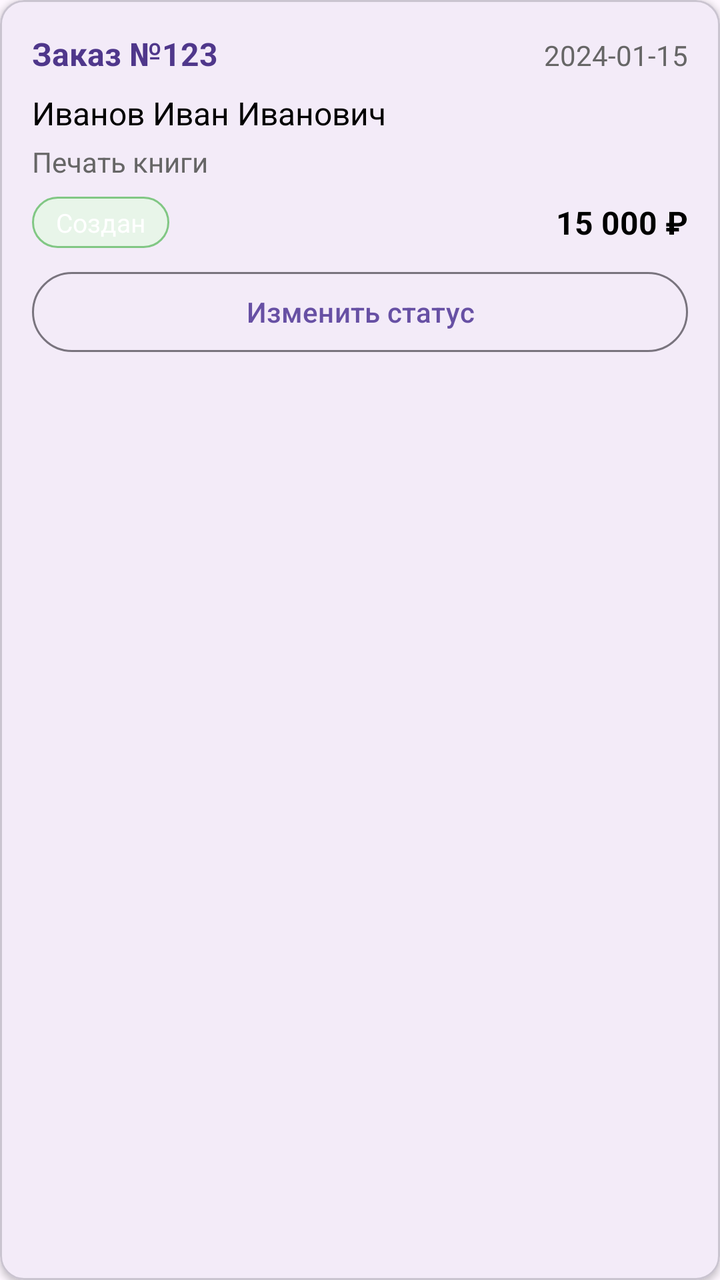
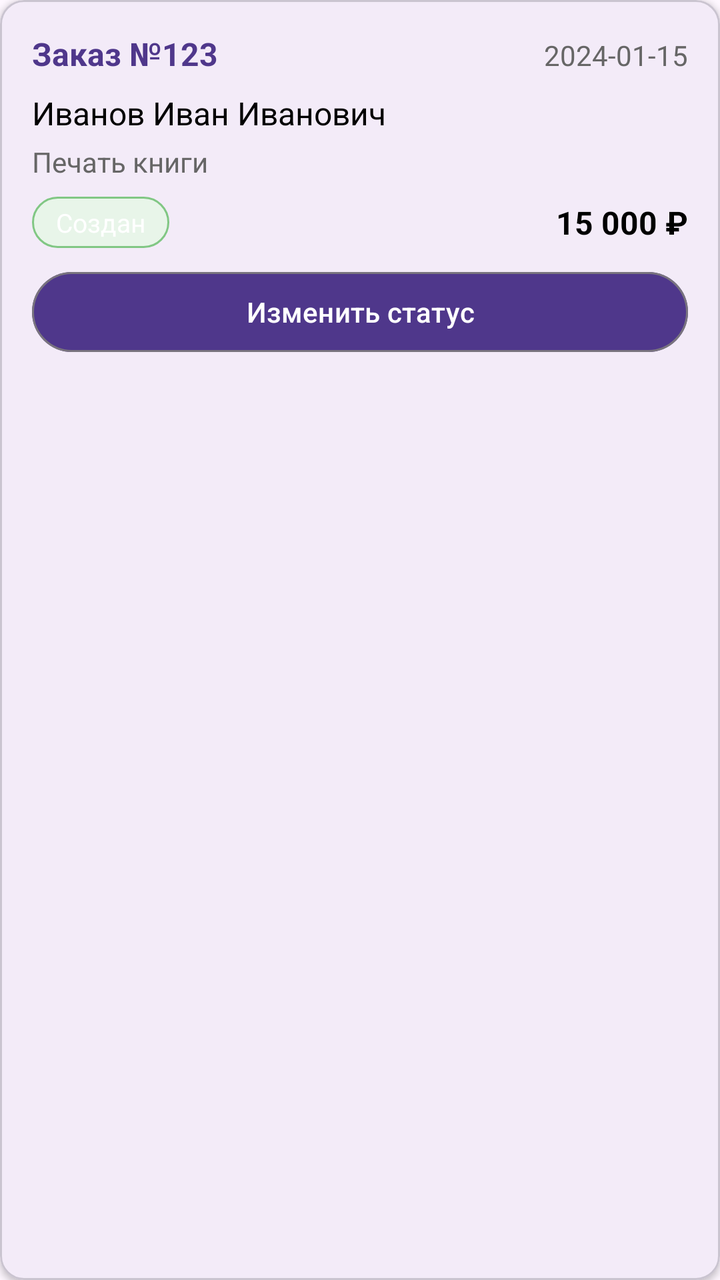

Screens rendered from an Android XML layout before and after an edit, with the pre-edit source and the edit as a unified diff.
<!-- AndroidManifest.xml: application theme Theme.PublishingAPP -->
<!-- res/layout/item_admin_order.xml -->
<?xml version="1.0" encoding="utf-8"?>
<com.google.android.material.card.MaterialCardView
    xmlns:android="http://schemas.android.com/apk/res/android"
    xmlns:app="http://schemas.android.com/apk/res-auto"
    android:layout_width="match_parent"
    android:layout_height="wrap_content"
    android:layout_marginHorizontal="12dp"
    android:layout_marginVertical="6dp"
    app:cardCornerRadius="12dp"
    app:cardElevation="2dp">

    <LinearLayout
        android:layout_width="match_parent"
        android:layout_height="wrap_content"
        android:orientation="vertical"
        android:padding="16dp">

        
        <LinearLayout
            android:layout_width="match_parent"
            android:layout_height="wrap_content"
            android:orientation="horizontal"
            android:layout_marginBottom="8dp">

            <TextView
                android:id="@+id/tvOrderNumber"
                android:layout_width="0dp"
                android:layout_height="wrap_content"
                android:layout_weight="1"
                android:text="Заказ №123"
                android:textSize="16sp"
                android:textStyle="bold"
                android:textColor="@color/purple_80"/>

            <TextView
                android:id="@+id/tvDate"
                android:layout_width="wrap_content"
                android:layout_height="wrap_content"
                android:text="2024-01-15"
                android:textSize="14sp"
                android:textColor="#666666"/>
        </LinearLayout>

        
        <TextView
            android:id="@+id/tvClientName"
            android:layout_width="match_parent"
            android:layout_height="wrap_content"
            android:text="Иванов Иван Иванович"
            android:textSize="16sp"
            android:textColor="@color/black"
            android:layout_marginBottom="4dp"/>

        
        <TextView
            android:id="@+id/tvService"
            android:layout_width="match_parent"
            android:layout_height="wrap_content"
            android:text="Печать книги"
            android:textSize="14sp"
            android:textColor="#666666"
            android:layout_marginBottom="8dp"/>

        
        <LinearLayout
            android:layout_width="match_parent"
            android:layout_height="wrap_content"
            android:orientation="horizontal"
            android:gravity="center_vertical"
            android:layout_marginBottom="8dp">

            <TextView
                android:id="@+id/tvStatus"
                android:layout_width="wrap_content"
                android:layout_height="wrap_content"
                android:text="Создан"
                android:textSize="13sp"
                android:textColor="@color/white"
                android:paddingHorizontal="12dp"
                android:paddingVertical="4dp"
                android:background="@drawable/status_background_created"
                android:layout_marginEnd="8dp"/>

            <TextView
                android:id="@+id/tvPrice"
                android:layout_width="0dp"
                android:layout_height="wrap_content"
                android:layout_weight="1"
                android:text="15 000 ₽"
                android:textSize="16sp"
                android:textStyle="bold"
                android:textColor="@color/black"
                android:gravity="end"/>
        </LinearLayout>

        
        <com.google.android.material.button.MaterialButton
            android:id="@+id/btnChangeStatus"
            android:layout_width="match_parent"
            android:layout_height="wrap_content"
            android:text="Изменить статус"
            style="@style/Widget.Material3.Button.OutlinedButton"/>

    </LinearLayout>

</com.google.android.material.card.MaterialCardView>
<!-- resources referenced by this layout -->
<resources>
  <color name="black">#FF000000</color>
  <color name="purple_80">#4F378B</color>
  <color name="white">#FFFFFFFF</color>
  <!-- drawable status_background_created (drawable) -->
  <?xml version="1.0" encoding="utf-8"?>
  <shape xmlns:android="http://schemas.android.com/apk/res/android">
      <solid android:color="#E8F5E9"/> 
      <corners android:radius="20dp"/>
      <stroke android:width="1dp" android:color="#81C784"/> 
  </shape>
  <style name="Theme.PublishingAPP" parent="Base.Theme.PublishingAPP" />
  <style name="Base.Theme.PublishingAPP" parent="Theme.Material3.DayNight.NoActionBar">
          
          
      </style>
</resources>

<!-- the commit's change to res/layout/item_admin_order.xml (unified diff, before → after) -->
@@ -99,7 +99,9 @@
             android:layout_width="match_parent"
             android:layout_height="wrap_content"
             android:text="Изменить статус"
-            style="@style/Widget.Material3.Button.OutlinedButton"/>
+            android:textColor="@android:color/white"
+            style="@style/Widget.Material3.Button.OutlinedButton"
+            app:backgroundTint="@color/purple_80"/>
 
     </LinearLayout>
 
